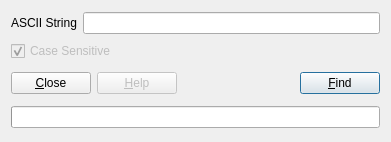
This is plugins/BinarySearcher/DialogASCIIString.ui in eteran/edb-debugger as Qt 5 draws it before an edit. The edited form follows.
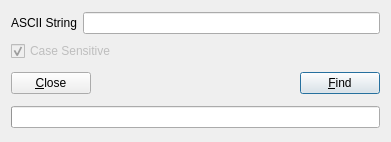
This is the edited form. Icons and pictures are not drawn.

Commit message: chopped all of the disabled help buttons. They've been disabled since the very first release and frankly **if** edb ever has a comprehensive help system it is most likely to take the form of Wiki.

The edit to the form file:
```diff
--- a/plugins/BinarySearcher/DialogASCIIString.ui
+++ b/plugins/BinarySearcher/DialogASCIIString.ui
@@ -27,20 +27,6 @@
        </property>
       </widget>
      </item>
-     <item>
-      <widget class="QPushButton" name="btnHelp">
-       <property name="enabled">
-        <bool>false</bool>
-       </property>
-       <property name="text">
-        <string>&amp;Help</string>
-       </property>
-       <property name="icon">
-        <iconset theme="help-browser">
-         <normaloff>.</normaloff>.</iconset>
-       </property>
-      </widget>
-     </item>
      <item>
       <spacer>
        <property name="orientation">
```
Left out of the diff: 5 changed lines with no effect on the pictures. The commit also changes 18 other files.
